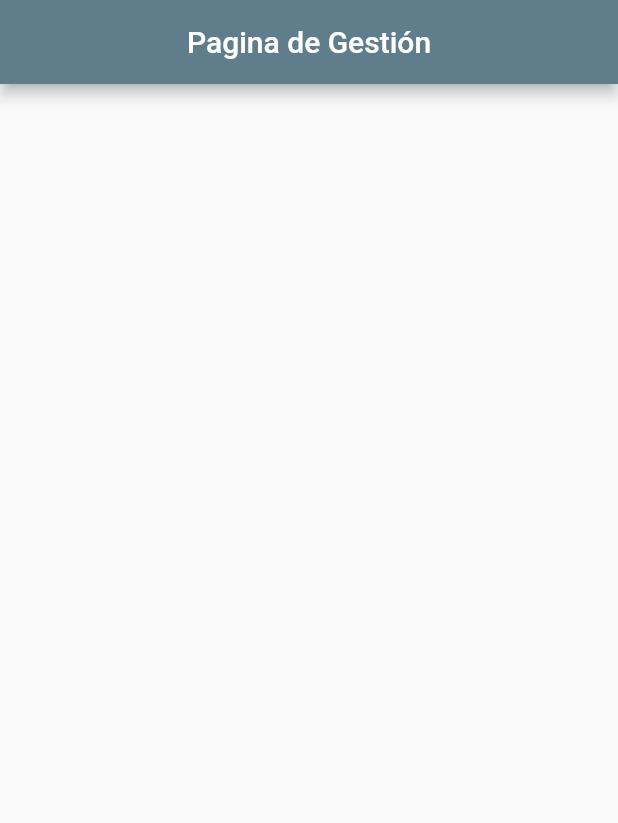
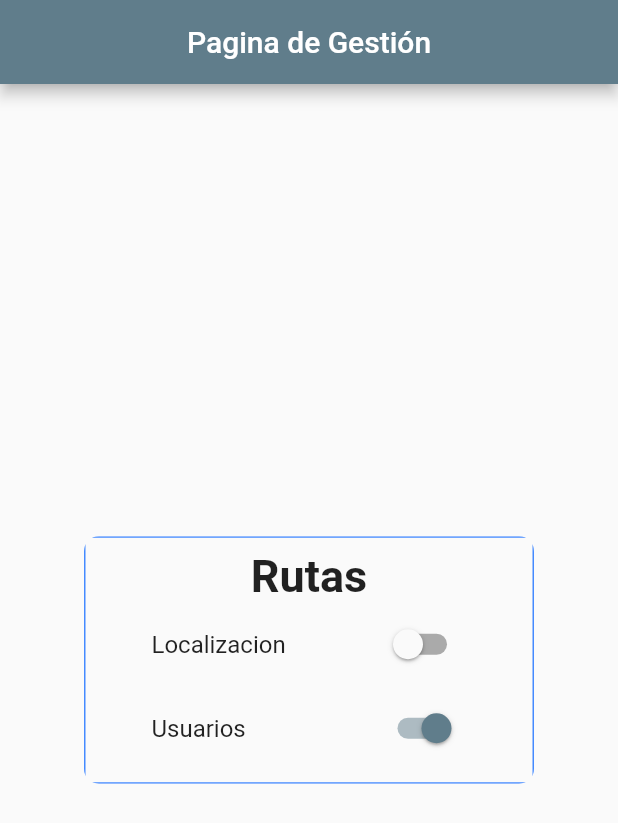
Before and after one commit to DarwinPatricio/Gestion, a Flutter app: the screen it shows after launch, on a phone screen of 412 x 824 dp. Shown: the top 823 px of the screen. Run offline on Flutter 3.47's test engine with Material 2 defaults, Android fonts, the phone set to English and light mode, and no system bars.

Commit message:
traida de rutas pruebas

```diff
--- /dev/null
+++ b/gestionweb/lib/Models/ruta.dart
@@ -0,0 +1,45 @@
+import 'dart:convert';
+
+class Ruta {
+  Ruta({
+    required this.id,
+    required this.active,
+    required this.icon,
+    required this.page,
+    required this.subtitle,
+    required this.titulo,
+    required this.appbartitulo,
+  });
+
+  String id;
+  String active;
+  String icon;
+  String page;
+  String subtitle;
+  String titulo;
+  String appbartitulo;
+
+  factory Ruta.fromJson(String str) => Ruta.fromMap(json.decode(str));
+
+  String toJson() => json.encode(toMap());
+
+  factory Ruta.fromMap(Map<String, dynamic> json) => Ruta(
+        id: json["id"],
+        active: json["active"],
+        icon: json["icon"],
+        page: json["page"],
+        subtitle: json["subtitle"],
+        titulo: json["titulo"],
+        appbartitulo: json["appbartitulo"],
+      );
+
+  Map<String, dynamic> toMap() => {
+        "id": id,
+        "active": active,
+        "icon": icon,
+        "page": page,
+        "subtitle": subtitle,
+        "titulo": titulo,
+        "appbartitulo": appbartitulo,
+      };
+}
--- a/gestionweb/lib/Pages/home_page.dart
+++ b/gestionweb/lib/Pages/home_page.dart
@@ -1,4 +1,8 @@
+import 'dart:convert';
+
 import 'package:flutter/material.dart';
+import 'package:gestionweb/Models/ruta.dart';
+import 'package:gestionweb/Provider/rutas_provider.dart';
 
 class MyHomePage extends StatefulWidget {
   @override
@@ -6,6 +10,26 @@ class MyHomePage extends StatefulWidget {
 }
 
 class _MyHomePageState extends State<MyHomePage> {
+  //{id: 2, active: 1, icon: minus, page: info_page, subtitle: Pagina de informacion, titulo: Informacion, appbartitulo: Informacion}
+  List<Ruta> lista = [
+    Ruta(
+        id: '0',
+        active: '0',
+        icon: 'minus',
+        page: 'location_page',
+        subtitle: 'Pagina de localizacion',
+        titulo: 'Localizacion',
+        appbartitulo: 'Localizacion'),
+    Ruta(
+        id: '1',
+        active: '1',
+        icon: 'minus',
+        page: 'usuario_page',
+        subtitle: 'Usuarios page',
+        titulo: 'Usuarios',
+        appbartitulo: 'Usuarios')
+  ];
+  bool _activo = false;
   @override
   Widget build(BuildContext context) {
     return Scaffold(
@@ -13,8 +37,99 @@ class _MyHomePageState extends State<MyHomePage> {
         title: Text('Pagina de Gestión'),
         centerTitle: true,
       ),
-      body: Wrap(
-        children: [],
+      body: Center(
+        child: Wrap(
+          spacing: 5,
+          alignment: WrapAlignment.center,
+          children: [
+            _rutas2(),
+          ],
+        ),
+      ),
+    );
+  }
+/*
+  Widget _rutas() {
+    RutasProvider rutasProvider = RutasProvider();
+    return FutureBuilder(
+      future: rutasProvider.getRutas(),
+      builder: (BuildContext context, AsyncSnapshot<List<Ruta>> snapshot) {
+        if (snapshot.connectionState == ConnectionState.waiting) {
+          return CircularProgressIndicator();
+        } else {
+          Ruta usuario = new Ruta.fromJson(snapshot.data![1].toJson());
+          bool valor = usuario.active == '1' ? true : false;
+          return ClipRRect(
+            borderRadius: BorderRadius.circular(10),
+            child: Container(
+              padding: EdgeInsets.symmetric(horizontal: 20),
+              width: 300,
+              decoration:
+                  BoxDecoration(border: Border.all(color: Colors.blueAccent)),
+              child: Padding(
+                padding: const EdgeInsets.all(8.0),
+                child: Column(
+                  children: [
+                    Text(
+                      'Rutas',
+                      style:
+                          TextStyle(fontSize: 30, fontWeight: FontWeight.bold),
+                    ),
+                    SwitchListTile(
+                        title: Text('${usuario.titulo}'),
+                        value: usuario.active == "1" ? true : false,
+                        onChanged: (value) {
+                          usuario.active = (value ? "1" : "0");
+                          setState(() {});
+                        }),
+                  ],
+                ),
+              ),
+            ),
+          );
+        }
+      },
+    );
+  } */
+
+  Widget _rutas2() {
+    Ruta usuario = lista[0];
+    Ruta usuario2 = lista[1];
+    return ClipRRect(
+      borderRadius: BorderRadius.circular(10),
+      child: Container(
+        padding: EdgeInsets.symmetric(horizontal: 20),
+        width: 300,
+        decoration: BoxDecoration(border: Border.all(color: Colors.blueAccent)),
+        child: Padding(
+          padding: const EdgeInsets.all(8.0),
+          child: Column(
+            children: [
+              Text(
+                'Rutas',
+                style: TextStyle(fontSize: 30, fontWeight: FontWeight.bold),
+              ),
+              SwitchListTile(
+                  title: Text('${usuario.titulo}'),
+                  value: usuario.active == "1" ? true : false,
+                  onChanged: (value) {
+                    usuario.active = (value ? "1" : "0");
+                    setState(() {
+                      print(usuario.active);
+                    });
+                  }),
+              SwitchListTile(
+                  title: Text('${usuario2.titulo}'),
+                  value: usuario2.active == "1" ? true : false,
+                  onChanged: (value) {
+                    usuario2.active = (value ? "1" : "0");
+                    setState(() {
+                      print(usuario2.active);
+                    });
+                  }),
+            ],
+          ),
+        ),
       ),
     );
   }
--- /dev/null
+++ b/gestionweb/lib/Provider/rutas_provider.dart
@@ -0,0 +1,19 @@
+import 'dart:convert';
+
+import 'package:gestionweb/Models/ruta.dart';
+import 'package:http/http.dart' as http;
+
+class RutasProvider {
+  Future<List<Ruta>> getRutas() async {
+    List<Ruta> lista = [];
+    final respuesta = await http.get(
+        Uri.parse('http://192.168.23.223/GestionAPP/index.php/Gestion/rutas'));
+    List body = jsonDecode(respuesta.body);
+    print(body);
+    body.forEach((element) {
+      lista.add(Ruta.fromJson(jsonEncode(element)));
+    });
+    print(lista[1].active);
+    return lista;
+  }
+}
--- a/gestionweb/pubspec.yaml
+++ b/gestionweb/pubspec.yaml
@@ -34,6 +34,7 @@ dependencies:
   # The following adds the Cupertino Icons font to your application.
   # Use with the CupertinoIcons class for iOS style icons.
   cupertino_icons: ^1.0.2
+  http:
 
 dev_dependencies:
   flutter_test:
```
Also changed, not shown: gestionweb/pubspec.lock.
